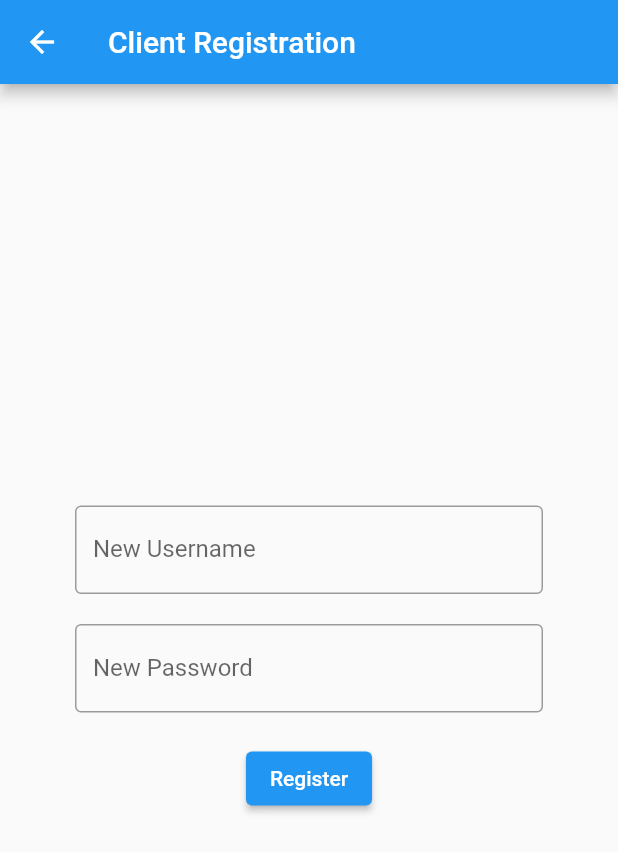
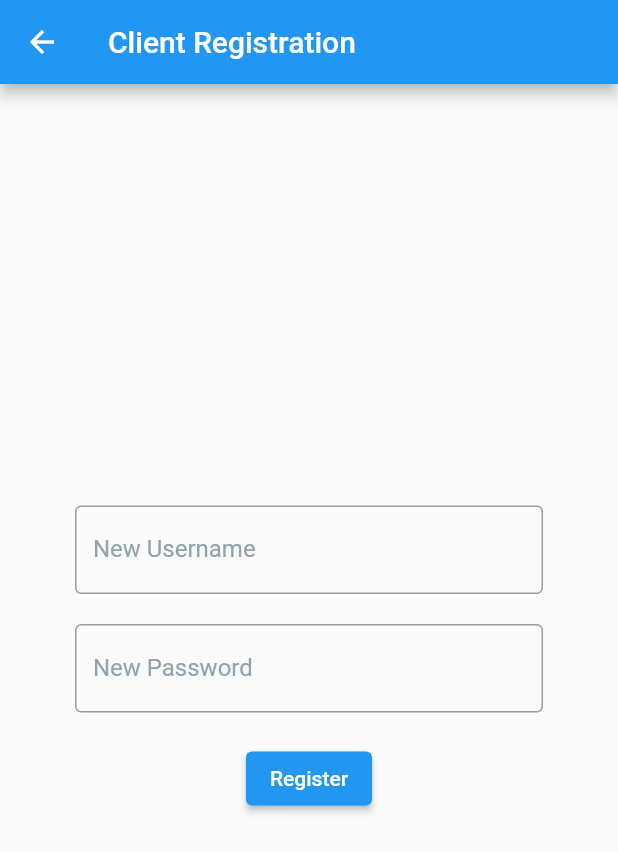
Before and after one commit to sahmbo/Software-Design-4353, a Flutter app: the screen it shows after launch, after a tap on "Create an Account", on a phone screen of 412 x 824 dp. Shown: the top 852 px of the screen. Run offline on Flutter 3.47's test engine with Material 2 defaults, Android fonts, the phone set to English and light mode, and no system bars; our stand-ins replace cloud_firestore, firebase_core, shared_preferences; accounts and stored records are empty; statements that could not run were skipped.

Commit message:
adjusted colors

```diff
--- a/flutter_application_1/lib/loginPage.dart
+++ b/flutter_application_1/lib/loginPage.dart
@@ -23,9 +23,23 @@ Future<void> main() async {
     options: DefaultFirebaseOptions.currentPlatform,
   );
   runApp(
-    const MaterialApp(
+    MaterialApp(
       title: 'My App',
-      home: LoginApp(),
+      theme: ThemeData(
+        primaryColor: Colors.teal[300],
+        inputDecorationTheme: InputDecorationTheme(
+          labelStyle: TextStyle(color: Colors.blueGrey[300]),
+          focusedBorder: OutlineInputBorder(
+            borderSide: BorderSide(color: Colors.teal[300]!, width: 2.0),
+            borderRadius: BorderRadius.circular(10.0),
+          ),
+          focusColor: Colors.teal[300],
+        ),
+        textSelectionTheme: TextSelectionThemeData(
+          cursorColor: Colors.black,
+        ),
+      ),
+      home: const LoginApp(),
     ),
   );
 }
```
